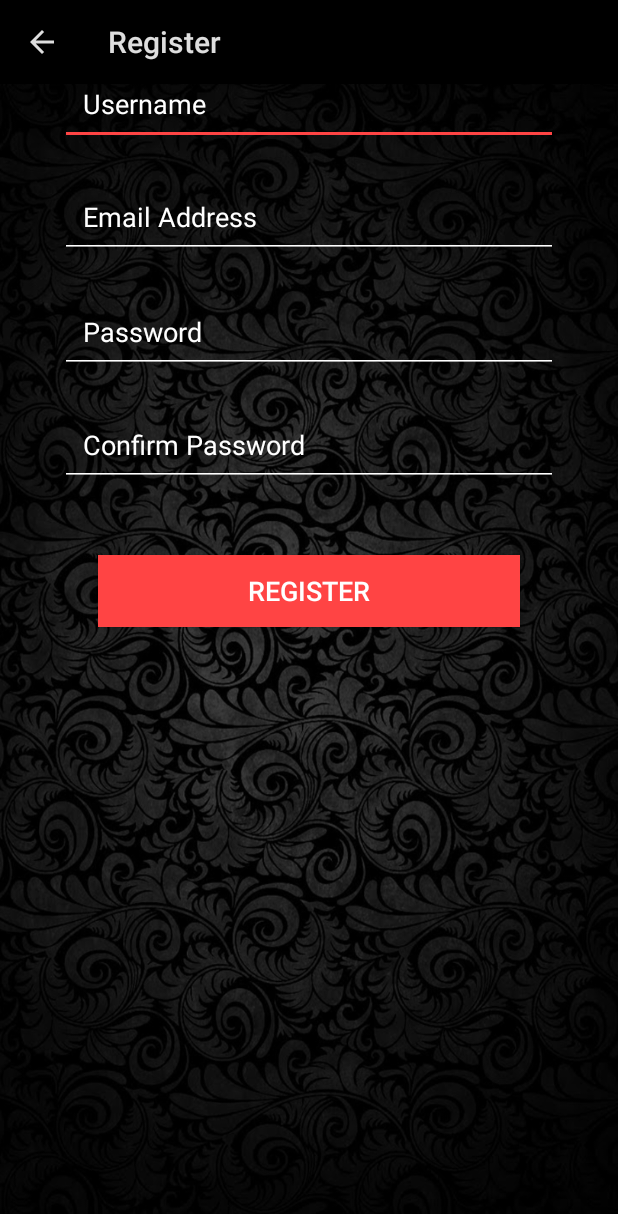
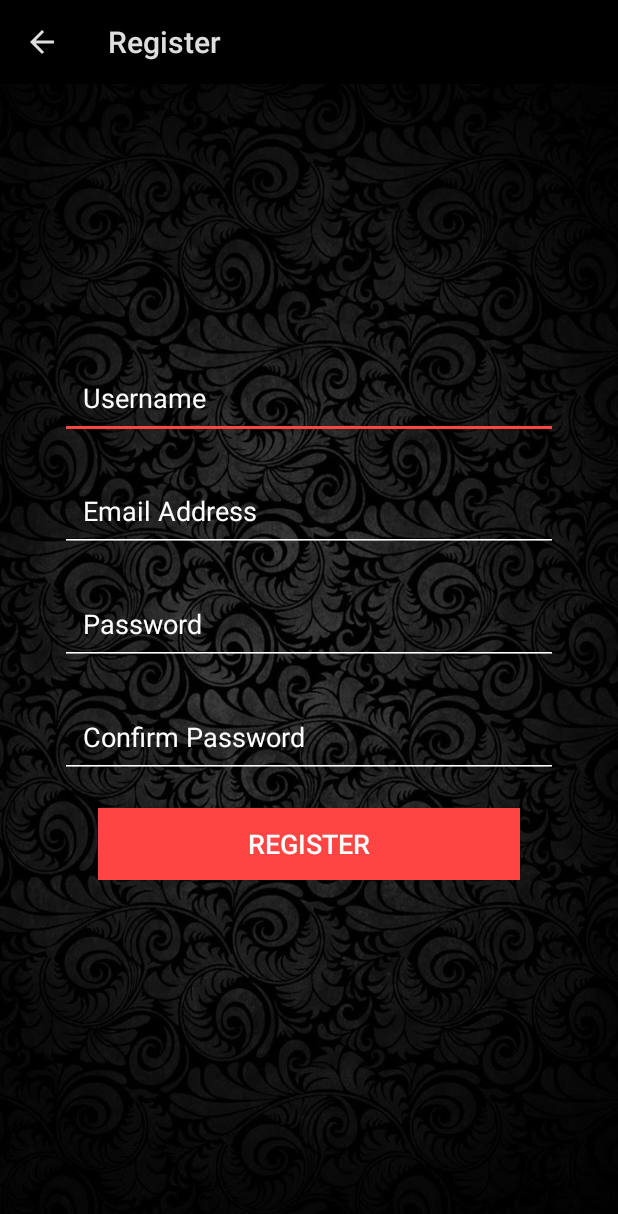
Before and after one commit to raynoceros/Job-Books, an Android app: the screen it shows after launch (RegisterNewUser), after a tap on "New user? Register", on a phone screen of 412 x 824 dp. Shown: the top 1214 px of the screen. Run offline under Robolectric (Android 15) with nearby library versions, the phone set to English and light mode, and no system bars; our stand-ins replace Firebase (no records; nobody signed in at launch, a user with empty details on screens opened directly).

Commit message:
fix various bugs

```diff
--- a/JobBooks/app/src/main/java/com/jackong/jobbooks/MainActivity.java
+++ b/JobBooks/app/src/main/java/com/jackong/jobbooks/MainActivity.java
@@ -1,10 +1,12 @@
 package com.jackong.jobbooks;
 
+import android.annotation.SuppressLint;
 import android.content.Context;
 import android.content.Intent;
 import android.graphics.Color;
 import android.graphics.Rect;
 import android.os.Bundle;
+import android.support.annotation.NonNull;
 import android.support.v7.app.AppCompatActivity;
 import android.text.InputType;
 import android.view.MotionEvent;
@@ -30,6 +32,9 @@ public class MainActivity extends AppCompatActivity {
     private EditText pw_text;
     private Button showpw;
 
+
+
+    @SuppressLint("ClickableViewAccessibility")
     @Override
     protected void onCreate(Bundle savedInstanceState) {
         super.onCreate(savedInstanceState);
@@ -45,11 +50,11 @@ public class MainActivity extends AppCompatActivity {
         this.setContentView(R.layout.activity_main);
 
         //Link variable to Edit Text id
-        email_text = (EditText) findViewById(R.id.txtbx_login_email);
-        pw_text = (EditText) findViewById(R.id.txtbx_login_pw);
+        email_text = (EditText) findViewById(R.id.text_box_login_email);
+        pw_text = (EditText) findViewById(R.id.text_box_login_pw);
 
         //Touch Interceptor function allow EditText to lose focus when touch anywhere else
-        FrameLayout touchInterceptor = (FrameLayout) findViewById(R.id.touchInterceptor);
+        final FrameLayout touchInterceptor = (FrameLayout) findViewById(R.id.touchInterceptor);
         touchInterceptor.setOnTouchListener(new View.OnTouchListener() {
             @Override
             public boolean onTouch(View v, MotionEvent event) {
@@ -62,7 +67,9 @@ public class MainActivity extends AppCompatActivity {
                             email_text.clearFocus();
                             pw_text.clearFocus();
                             InputMethodManager imm = (InputMethodManager) v.getContext().getSystemService(Context.INPUT_METHOD_SERVICE);
-                            imm.hideSoftInputFromWindow(v.getWindowToken(), 0);
+                            if (imm != null) {
+                                imm.hideSoftInputFromWindow(v.getWindowToken(), 0);
+                            }
                         }
                     }
                 }
@@ -70,13 +77,14 @@ public class MainActivity extends AppCompatActivity {
             }
         });
 
+
         //Change Text for Email Edit Text is focused
         //Check if user enter wrong email format
         //Check if user leave empty email field
         email_text.setOnFocusChangeListener(new View.OnFocusChangeListener() {
             @Override
             public void onFocusChange(View v, boolean hasFocus) {
-                if (email_text.getText().toString().matches("E M A I L")) {
+                if (email_text.getText().toString().matches("Email Address")) {
                     email_text.setText("");
                 }
                 if (!hasFocus) {
@@ -116,8 +124,9 @@ public class MainActivity extends AppCompatActivity {
         // On Touch Listener for Show Password Button
         showpw = (Button) findViewById(R.id.btn_show_pw);
         showpw.setOnTouchListener(new View.OnTouchListener() {
+
+            @Override
             public boolean onTouch(View v, MotionEvent event) {
-
                 switch (event.getAction()) {
                     case MotionEvent.ACTION_DOWN:
                         pw_text.setInputType(InputType.TYPE_CLASS_TEXT);
@@ -136,6 +145,7 @@ public class MainActivity extends AppCompatActivity {
         });
     }
 
+
     //Button Open Forgot Password activity
     public void forgotPasswordOnClick(View v) {
         Intent myIntent = new Intent(MainActivity.this, ForgotPassword.class);
@@ -152,7 +162,6 @@ public class MainActivity extends AppCompatActivity {
     }
 
 
-
 //        mSendData = (Button) findViewById(R.id.addString);
 //        mSendData.setOnClickListener(new View.OnClickListener(){
 //
--- a/JobBooks/app/src/main/res/layout/activity_register_new_user.xml
+++ b/JobBooks/app/src/main/res/layout/activity_register_new_user.xml
@@ -8,67 +8,51 @@
     tools:context="com.jackong.jobbooks.RegisterNewUser"
     android:background="@mipmap/fancyblackxhdpi">
 
-    <EditText
-        android:id="@+id/txtbx_register_username"
+    <LinearLayout
         android:layout_width="match_parent"
         android:layout_height="wrap_content"
-        android:layout_alignParentTop="true"
-        android:layout_centerHorizontal="true"
+        android:orientation="vertical"
+        android:layout_centerVertical="true">
+
+        <EditText
+            android:id="@+id/text_box_register_username"
+            android:layout_width="match_parent"
+            android:layout_height="wrap_content"
             android:layout_marginLeft="40dp"
             android:layout_marginRight="40dp"
-        android:layout_marginTop="41dp"
-        android:allowUndo="false"
-        android:ems="10"
-        android:inputType="text"
-        android:padding="15dp"
-        android:selectAllOnFocus="false"
-        android:maxLines="1"
-        android:text="Username"
-        android:textColor="@android:color/background_light"
-        android:textColorHighlight="@android:color/background_light" />
-    <EditText
-        android:id="@+id/txtbx_register_email"
-        android:layout_width="match_parent"
-        android:layout_height="wrap_content"
-        android:layout_marginEnd="40dp"
-        android:layout_marginTop="20dp"
-        android:allowUndo="false"
-        android:ems="10"
-        android:inputType="textEmailAddress"
-        android:padding="15dp"
-        android:selectAllOnFocus="false"
-        android:maxLines="1"
-        android:text="Email Address"
-        android:textColor="@android:color/background_light"
-        android:textColorHighlight="@android:color/background_light"
-        android:layout_below="@+id/txtbx_register_username"
-        android:layout_alignStart="@+id/txtbx_register_username" />
-
-    <EditText
-        android:id="@+id/txtbx_register_password"
-        android:layout_width="match_parent"
-        android:layout_height="wrap_content"
-        android:layout_marginEnd="40dp"
-        android:layout_marginTop="21dp"
             android:allowUndo="false"
             android:ems="10"
             android:inputType="text"
             android:maxLines="1"
             android:padding="15dp"
             android:selectAllOnFocus="false"
-        android:text="Password"
+            android:text="@string/default_text_register_username"
             android:textColor="@android:color/background_light"
-        android:textColorHighlight="@android:color/background_light"
-        android:layout_alignStart="@+id/txtbx_register_email"
-        android:layout_below="@+id/txtbx_register_email"
-        />
+            android:textColorHighlight="@android:color/background_light" />
+
         <EditText
-        android:id="@+id/txtbx_register_confirmpassword"
+            android:id="@+id/text_box_register_email"
             android:layout_width="match_parent"
             android:layout_height="wrap_content"
-        android:layout_below="@+id/txtbx_register_password"
-        android:layout_alignStart="@+id/txtbx_register_password"
-        android:layout_marginEnd="40dp"
+            android:layout_marginLeft="40dp"
+            android:layout_marginRight="40dp"
+            android:layout_marginTop="20dp"
+            android:allowUndo="false"
+            android:ems="10"
+            android:inputType="textEmailAddress"
+            android:maxLines="1"
+            android:padding="15dp"
+            android:selectAllOnFocus="false"
+            android:text="@string/default_text_register_email"
+            android:textColor="@android:color/background_light"
+            android:textColorHighlight="@android:color/background_light" />
+
+        <EditText
+            android:id="@+id/text_box_register_password"
+            android:layout_width="match_parent"
+            android:layout_height="wrap_content"
+            android:layout_marginLeft="40dp"
+            android:layout_marginRight="40dp"
             android:layout_marginTop="20dp"
             android:allowUndo="false"
             android:ems="10"
@@ -76,24 +60,42 @@
             android:maxLines="1"
             android:padding="15dp"
             android:selectAllOnFocus="false"
-        android:text="Confirm Password"
+            android:text="@string/default_text_register_password"
             android:textColor="@android:color/background_light"
             android:textColorHighlight="@android:color/background_light" />
+
+        <EditText
+            android:id="@+id/text_box_register_confirmpassword"
+            android:layout_width="match_parent"
+            android:layout_height="wrap_content"
+            android:layout_marginLeft="40dp"
+            android:layout_marginRight="40dp"
+            android:layout_marginTop="20dp"
+            android:allowUndo="false"
+            android:ems="10"
+            android:inputType="text"
+            android:maxLines="1"
+            android:padding="15dp"
+            android:selectAllOnFocus="false"
+            android:text="@string/default_text_register_confirm_password"
+            android:textColor="@android:color/background_light"
+            android:textColorHighlight="@android:color/background_light" />
+
+
+
         <Button
             android:id="@+id/btn_register"
             android:layout_width="match_parent"
             android:layout_height="wrap_content"
-        android:layout_alignEnd="@+id/txtbx_register_confirmpassword"
-        android:layout_alignStart="@+id/txtbx_register_confirmpassword"
-        android:layout_below="@+id/txtbx_register_confirmpassword"
-        android:layout_marginLeft="25dp"
-        android:layout_marginRight="25dp"
-        android:layout_marginTop="46dp"
+            android:layout_marginLeft="65dp"
+            android:layout_marginRight="65dp"
+            android:layout_marginTop="20dp"
             android:background="@android:color/holo_red_light"
+            android:onClick="RegisterNewUserOnClick"
             android:padding="5dp"
-        android:text="REGISTER"
+            android:text="@string/register_now_button_text"
             android:textColor="@android:color/background_light"
-        android:textSize="18sp"
-        android:onClick="RegisterNewUserOnClick"/>
+            android:textSize="18sp" />
+    </LinearLayout>
 
 </RelativeLayout>
--- a/JobBooks/app/src/main/res/values/strings.xml
+++ b/JobBooks/app/src/main/res/values/strings.xml
@@ -1,7 +1,22 @@
 <resources>
     <string name="app_name">Job Books</string>
     <string name="title_activity_home">Home</string>
+    <!--Main Activity-->
+    <string name="default_text_login_email">Email Address</string>
+    <string name="default_text_login_password">Password</string>
+    <string name="forgot_password_button_text">forgot password</string>
+    <string name="sign_in_button_text">SIGN IN</string>
+    <string name="register_button_text">New user? Register</string>
+    <string name="app_logo_description">Job Books</string>
+    <!--Forgot Password Activity-->
+    <string name="warning_info_forgot_password">Your Email must be the same as the one you used to register.</string>
+    <string name="default_text_reset_email">Email Address</string>
+    <string name="send_reset_email_button_text">SUBMIT EMAIL</string>
+    <!--Register New User Activity-->
+    <string name="default_text_register_username">Username</string>
+    <string name="default_text_register_email">Email Address</string>
+    <string name="default_text_register_password">Password</string>
+    <string name="default_text_register_confirm_password">Confirm Password</string>
+    <string name="register_now_button_text">REGISTER</string>
 
-    <!-- TODO: Remove or change this placeholder text -->
-    <string name="hello_blank_fragment">Hello blank fragment</string>
 </resources>
```
Also changed, not shown: JobBooks/app/src/main/java/com/jackong/jobbooks/ForgotPassword.java (+4 -4 lines), JobBooks/app/src/main/res/layout/activity_forgot_password.xml (+43 -5 lines), JobBooks/app/src/main/res/layout/activity_main.xml (+24 -23 lines). Lines whose indentation alone changed are shown as unchanged.
